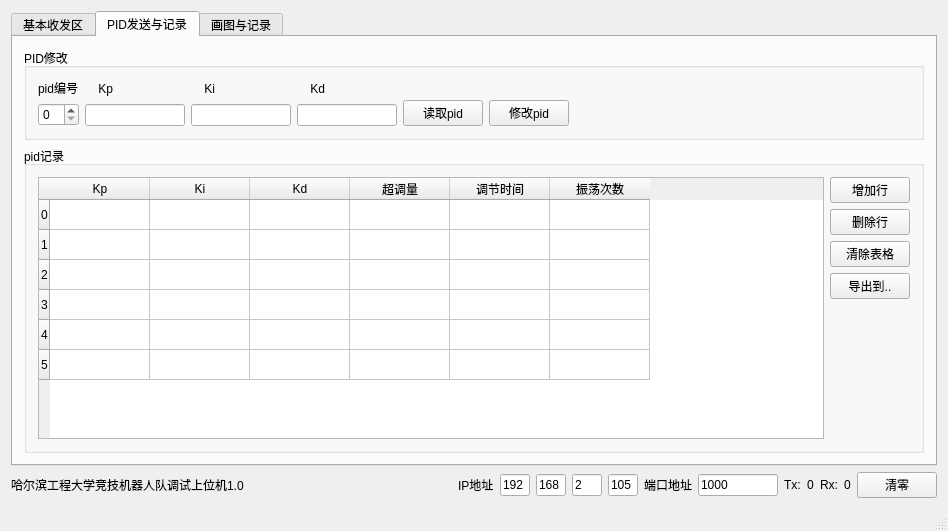
Before: the Qt Designer form heuRobocon/heuRobocon.ui in 25u62010/heuRobot, drawn with Qt 5.
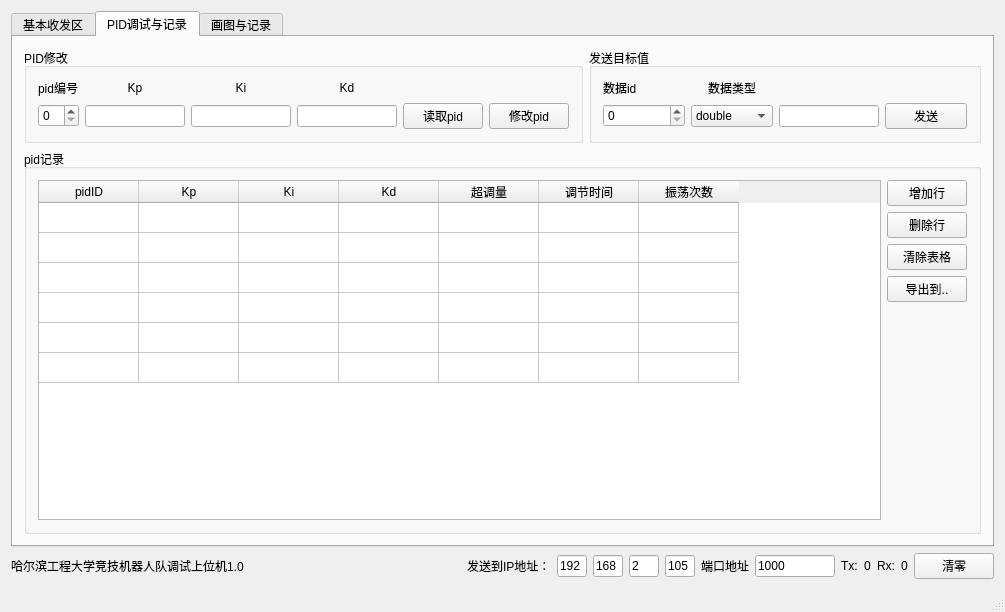
After: the same form once the commit is applied. The open tabs and pages were chosen to show the change. Icons and pictures are not drawn.

Commit message: 加入了目标值设定

```diff
--- a/heuRobocon/heuRobocon.ui
+++ b/heuRobocon/heuRobocon.ui
@@ -6,8 +6,8 @@
    <rect>
     <x>0</x>
     <y>0</y>
-    <width>948</width>
-    <height>531</height>
+    <width>1005</width>
+    <height>612</height>
    </rect>
   </property>
   <property name="windowTitle">
@@ -184,17 +184,190 @@
       </widget>
       <widget class="QWidget" name="PIDchangeTab">
        <attribute name="title">
-        <string>PID发送与记录</string>
+        <string>PID调试与记录</string>
        </attribute>
-       <layout class="QGridLayout" name="gridLayout_2">
-        <item row="1" column="0">
-         <widget class="QGroupBox" name="groupBox">
+       <layout class="QVBoxLayout" name="verticalLayout_17">
+        <item>
+         <layout class="QHBoxLayout" name="horizontalLayout_15">
+          <item>
+           <widget class="QGroupBox" name="changePIdGroup">
+            <property name="title">
+             <string>PID修改</string>
+            </property>
+            <layout class="QGridLayout" name="gridLayout_2">
+             <item row="0" column="0">
+              <widget class="QLabel" name="label_6">
+               <property name="text">
+                <string>pid编号</string>
+               </property>
+              </widget>
+             </item>
+             <item row="1" column="1">
+              <widget class="QLineEdit" name="Kp">
+               <property name="maximumSize">
+                <size>
+                 <width>100</width>
+                 <height>16777215</height>
+                </size>
+               </property>
+               <property name="text">
+                <string/>
+               </property>
+              </widget>
+             </item>
+             <item row="1" column="4">
+              <widget class="QPushButton" name="readPIDButton">
+               <property name="text">
+                <string>读取pid</string>
+               </property>
+              </widget>
+             </item>
+             <item row="1" column="5">
+              <widget class="QPushButton" name="send">
+               <property name="text">
+                <string>修改pid</string>
+               </property>
+              </widget>
+             </item>
+             <item row="1" column="0">
+              <widget class="QSpinBox" name="pidNum"/>
+             </item>
+             <item row="0" column="3">
+              <widget class="QLabel" name="label_3">
+               <property name="text">
+                <string>Kd</string>
+               </property>
+               <property name="alignment">
+                <set>Qt::AlignCenter</set>
+               </property>
+              </widget>
+             </item>
+             <item row="1" column="2">
+              <widget class="QLineEdit" name="Ki">
+               <property name="maximumSize">
+                <size>
+                 <width>100</width>
+                 <height>16777215</height>
+                </size>
+               </property>
+              </widget>
+             </item>
+             <item row="0" column="1">
+              <widget class="QLabel" name="label">
+               <property name="text">
+                <string>Kp</string>
+               </property>
+               <property name="alignment">
+                <set>Qt::AlignCenter</set>
+               </property>
+              </widget>
+             </item>
+             <item row="0" column="2">
+              <widget class="QLabel" name="label_2">
+               <property name="text">
+                <string>Ki</string>
+               </property>
+               <property name="alignment">
+                <set>Qt::AlignCenter</set>
+               </property>
+              </widget>
+             </item>
+             <item row="1" column="3">
+              <widget class="QLineEdit" name="Kd">
+               <property name="maximumSize">
+                <size>
+                 <width>100</width>
+                 <height>16777215</height>
+                </size>
+               </property>
+              </widget>
+             </item>
+            </layout>
+           </widget>
+          </item>
+          <item>
+           <widget class="QGroupBox" name="groupBox">
+            <property name="title">
+             <string>发送目标值</string>
+            </property>
+            <layout class="QGridLayout" name="gridLayout">
+             <item row="0" column="0">
+              <widget class="QLabel" name="label_12">
+               <property name="text">
+                <string>数据id</string>
+               </property>
+              </widget>
+             </item>
+             <item row="1" column="0">
+              <widget class="QSpinBox" name="targetNumSpinBox"/>
+             </item>
+             <item row="0" column="1">
+              <widget class="QLabel" name="label_13">
+               <property name="text">
+                <string>数据类型</string>
+               </property>
+               <property name="alignment">
+                <set>Qt::AlignHCenter|Qt::AlignTop</set>
+               </property>
+              </widget>
+             </item>
+             <item row="1" column="3">
+              <widget class="QPushButton" name="targetButton">
+               <property name="text">
+                <string>发送</string>
+               </property>
+              </widget>
+             </item>
+             <item row="1" column="1">
+              <widget class="QComboBox" name="targetFormatComboBox">
+               <item>
+                <property name="text">
+                 <string>double</string>
+                </property>
+               </item>
+               <item>
+                <property name="text">
+                 <string>int</string>
+                </property>
+               </item>
+               <item>
+                <property name="text">
+                 <string>float</string>
+                </property>
+               </item>
+               <item>
+                <property name="text">
+                 <string>char</string>
+                </property>
+               </item>
+              </widget>
+             </item>
+             <item row="1" column="2">
+              <widget class="QLineEdit" name="targetEdit">
+               <property name="maximumSize">
+                <size>
+                 <width>100</width>
+                 <height>16777215</height>
+                </size>
+               </property>
+              </widget>
+             </item>
+            </layout>
+           </widget>
+          </item>
+         </layout>
+        </item>
+        <item>
+         <widget class="QGroupBox" name="pidRecordGroupBox">
           <property name="title">
            <string>pid记录</string>
           </property>
           <layout class="QHBoxLayout" name="horizontalLayout_6">
            <item>
             <widget class="QTableWidget" name="pidRecordTable">
+             <attribute name="verticalHeaderVisible">
+              <bool>false</bool>
+             </attribute>
              <row>
               <property name="text">
                <string>0</string>
@@ -225,6 +398,11 @@
                <string>5</string>
               </property>
              </row>
+             <column>
+              <property name="text">
+               <string>pidID</string>
+              </property>
+             </column>
              <column>
               <property name="text">
                <string>Kp</string>
@@ -317,157 +495,6 @@
           </layout>
          </widget>
         </item>
-        <item row="0" column="0">
-         <widget class="QGroupBox" name="changePIdGroup">
-          <property name="title">
-           <string>PID修改</string>
-          </property>
-          <layout class="QGridLayout" name="gridLayout">
-           <item row="0" column="2">
-            <layout class="QVBoxLayout" name="verticalLayout_4">
-             <item>
-              <widget class="QLabel" name="label_2">
-               <property name="text">
-                <string>    Ki</string>
-               </property>
-              </widget>
-             </item>
-             <item>
-              <widget class="QLineEdit" name="Ki">
-               <property name="maximumSize">
-                <size>
-                 <width>100</width>
-                 <height>16777215</height>
-                </size>
-               </property>
-              </widget>
-             </item>
-            </layout>
-           </item>
-           <item row="0" column="3">
-            <layout class="QVBoxLayout" name="verticalLayout_5">
-             <item>
-              <widget class="QLabel" name="label_3">
-               <property name="text">
-                <string>    Kd</string>
-               </property>
-              </widget>
-             </item>
-             <item>
-              <widget class="QLineEdit" name="Kd">
-               <property name="maximumSize">
-                <size>
-                 <width>100</width>
-                 <height>16777215</height>
-                </size>
-               </property>
-              </widget>
-             </item>
-            </layout>
-           </item>
-           <item row="0" column="5">
-            <layout class="QVBoxLayout" name="verticalLayout_7">
-             <item>
-              <widget class="QLabel" name="changLabel">
-               <property name="text">
-                <string/>
-               </property>
-              </widget>
-             </item>
-             <item>
-              <widget class="QPushButton" name="send">
-               <property name="text">
-                <string>修改pid</string>
-               </property>
-              </widget>
-             </item>
-            </layout>
-           </item>
-           <item row="0" column="6">
-            <spacer name="horizontalSpacer">
-             <property name="orientation">
-              <enum>Qt::Horizontal</enum>
-             </property>
-             <property name="sizeHint" stdset="0">
-              <size>
-               <width>40</width>
-               <height>20</height>
-              </size>
-             </property>
-            </spacer>
-           </item>
-           <item row="0" column="0">
-            <layout class="QVBoxLayout" name="verticalLayout_6">
-             <item>
-              <widget class="QLabel" name="label_6">
-               <property name="text">
-                <string>pid编号</string>
-               </property>
-              </widget>
-             </item>
-             <item>
-              <widget class="QSpinBox" name="pidNum"/>
-             </item>
-            </layout>
-           </item>
-           <item row="0" column="4">
-            <layout class="QVBoxLayout" name="verticalLayout_2">
-             <item>
-              <widget class="QLabel" name="label_7">
-               <property name="text">
-                <string/>
-               </property>
-              </widget>
-             </item>
-             <item>
-              <widget class="QPushButton" name="readPIDButton">
-               <property name="text">
-                <string>读取pid</string>
-               </property>
-              </widget>
-             </item>
-            </layout>
-           </item>
-           <item row="0" column="1">
-            <layout class="QVBoxLayout" name="verticalLayout_3">
-             <item>
-              <widget class="QLabel" name="label">
-               <property name="text">
-                <string>    Kp</string>
-               </property>
-              </widget>
-             </item>
-             <item>
-              <widget class="QLineEdit" name="Kp">
-               <property name="maximumSize">
-                <size>
-                 <width>100</width>
-                 <height>16777215</height>
-                </size>
-               </property>
-               <property name="text">
-                <string/>
-               </property>
-              </widget>
-             </item>
-            </layout>
-           </item>
-           <item row="0" column="7">
-            <spacer name="horizontalSpacer_4">
-             <property name="orientation">
-              <enum>Qt::Horizontal</enum>
-             </property>
-             <property name="sizeHint" stdset="0">
-              <size>
-               <width>40</width>
-               <height>20</height>
-              </size>
-             </property>
-            </spacer>
-           </item>
-          </layout>
-         </widget>
-        </item>
        </layout>
       </widget>
       <widget class="QWidget" name="painterTab">
@@ -659,7 +686,7 @@
         <item>
          <widget class="QLabel" name="label_4">
           <property name="text">
-           <string>IP地址</string>
+           <string>发送到IP地址：</string>
           </property>
          </widget>
         </item>
```
Left out of the diff: 189 changed lines with no effect on the pictures. The commit also changes 8 other files.
